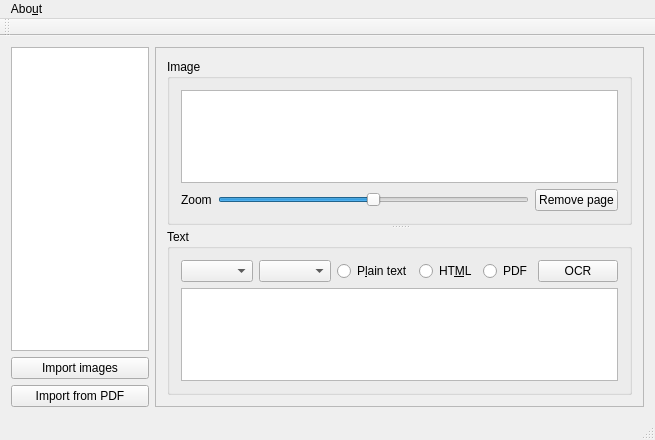
Qt form kocrmainwindow.ui (Sav22999/kocr) before a commit.
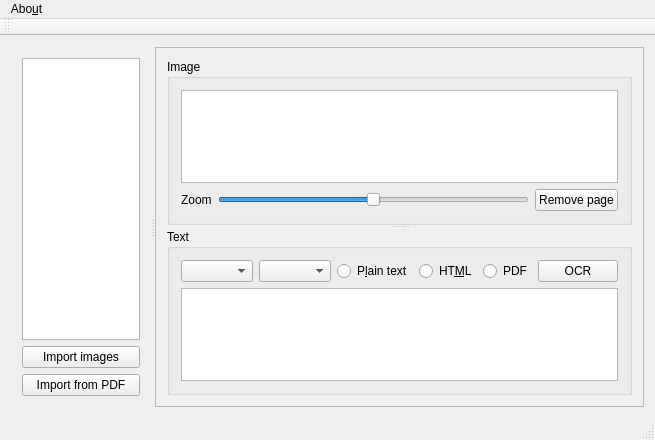
The same form after that commit.

Commit message: Using global variables for programs paths

```diff
--- a/kocrmainwindow.ui
+++ b/kocrmainwindow.ui
@@ -14,14 +14,19 @@
    <string>kocrMainWindow</string>
   </property>
   <widget class="QWidget" name="centralWidget">
-   <layout class="QHBoxLayout" name="horizontalLayout_2">
+   <layout class="QVBoxLayout" name="verticalLayout_5">
     <item>
+     <widget class="QSplitter" name="splitter_2">
+      <property name="orientation">
+       <enum>Qt::Horizontal</enum>
+      </property>
+      <widget class="QWidget" name="">
      <layout class="QVBoxLayout" name="verticalLayout">
       <item>
        <widget class="QListWidget" name="listWidget">
         <property name="maximumSize">
          <size>
-          <width>256</width>
+            <width>16777215</width>
           <height>16777215</height>
          </size>
         </property>
@@ -54,8 +59,7 @@
        </widget>
       </item>
      </layout>
-    </item>
-    <item>
+      </widget>
      <widget class="QFrame" name="frame">
       <property name="frameShape">
        <enum>QFrame::StyledPanel</enum>
@@ -161,6 +165,7 @@
         </widget>
        </item>
       </layout>
+      </widget>
      </widget>
     </item>
    </layout>
```
Lines whose indentation alone changed are shown as unchanged. The commit also changes 2 other files.
